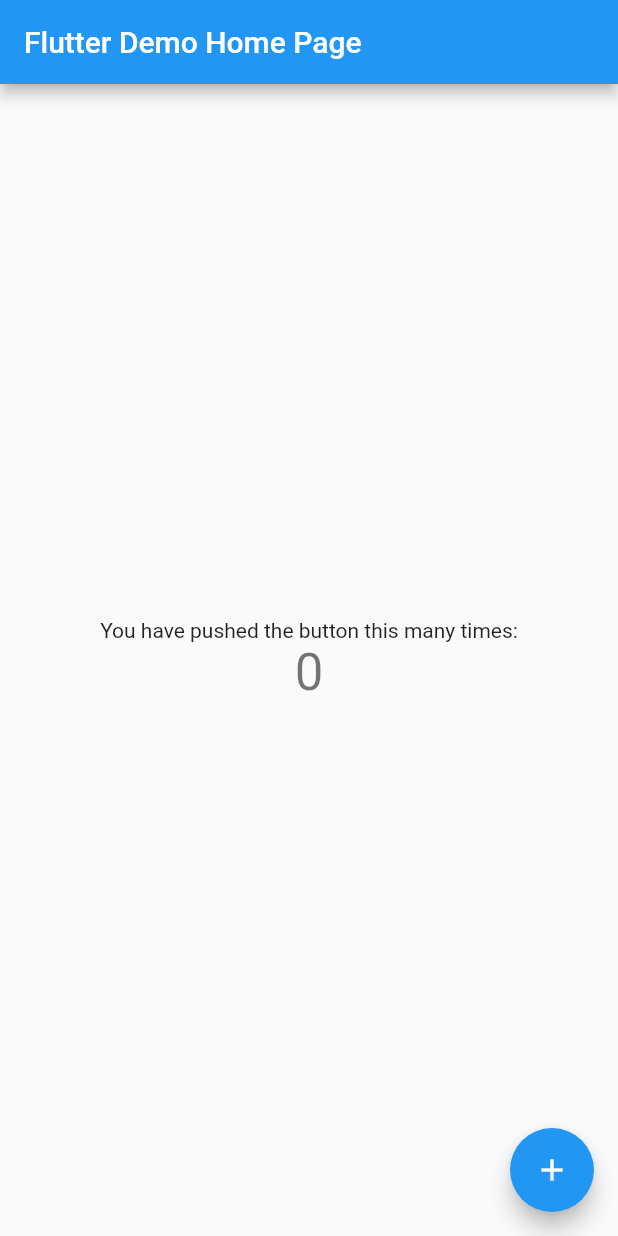
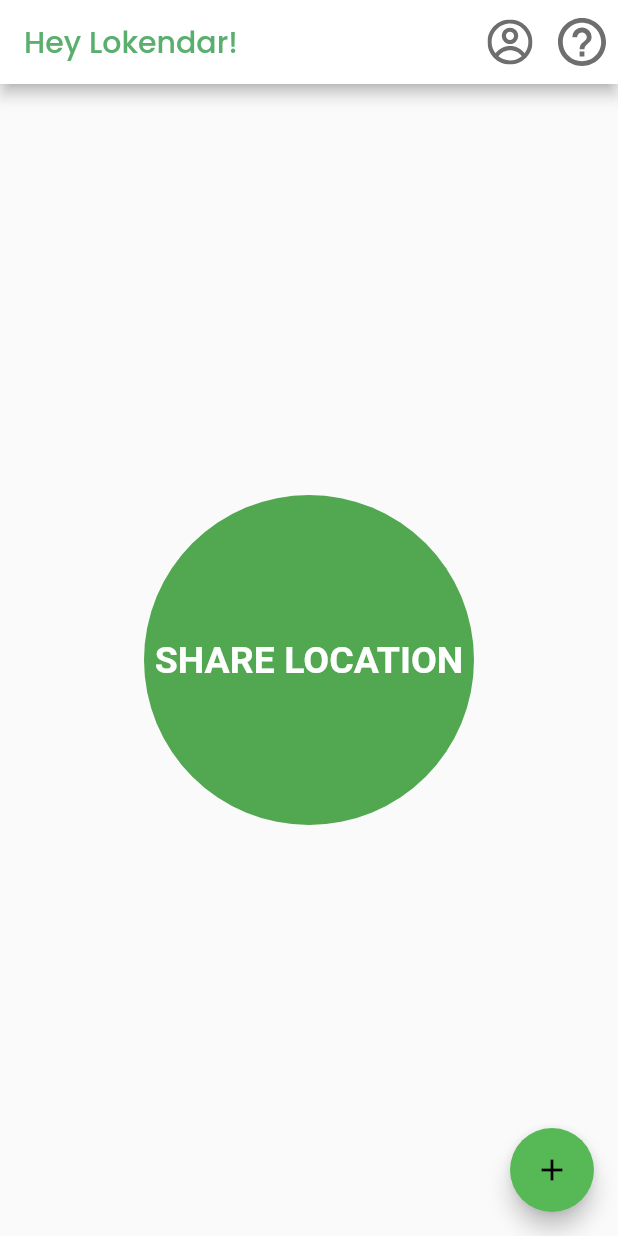
Before and after one commit to IKOL-Group/public, a Flutter app: the screen it shows after launch, on a phone screen of 412 x 824 dp. Run offline on Flutter 3.47's test engine with Material 2 defaults, Android fonts, the phone set to English and light mode, and no system bars; our stand-ins replace flutter_svg, google_fonts.

Commit message:
add homepage initial UI

```diff
--- /dev/null
+++ b/lib/api.dart
@@ -0,0 +1,18 @@
+import 'dart:convert';
+
+import 'package:http/http.dart' as http;
+
+const String BaseURL = 'http://192.168.0.101:3000';
+
+class APIMethods {
+  static Future<void> toggleActive(bool active) async {
+    const url = '/public_users/user/604a724263d642654fd8b333/actions/active';
+    await http.post(
+      Uri.parse("$BaseURL/$url"),
+      headers: <String, String>{
+        'Content-Type': 'application/json; charset=UTF-8',
+      },
+      body: json.encode({'active': active}),
+    );
+  }
+}
--- /dev/null
+++ b/lib/colors/colors.dart
@@ -0,0 +1,3 @@
+import 'package:flutter/material.dart';
+
+const Color kAccentColor = Color.fromARGB(255, 87, 185, 86);
--- a/lib/main.dart
+++ b/lib/main.dart
@@ -1,48 +1,29 @@
 import 'package:flutter/material.dart';
+import 'package:public_app/api.dart';
+import 'package:public_app/colors/colors.dart';
+import 'package:google_fonts/google_fonts.dart';
+import 'package:flutter_svg/flutter_svg.dart';
 
 void main() {
   runApp(MyApp());
 }
 
 class MyApp extends StatelessWidget {
-  // This widget is the root of your application.
   @override
   Widget build(BuildContext context) {
     return MaterialApp(
-      title: 'Flutter Demo',
+      title: 'IKOLE',
       theme: ThemeData(
-        // This is the theme of your application.
-        //
-        // Try running your application with "flutter run". You'll see the
-        // application has a blue toolbar. Then, without quitting the app, try
-        // changing the primarySwatch below to Colors.green and then invoke
-        // "hot reload" (press "r" in the console where you ran "flutter run",
-        // or simply save your changes to "hot reload" in a Flutter IDE).
-        // Notice that the counter didn't reset back to zero; the application
-        // is not restarted.
-        primarySwatch: Colors.blue,
-        // This makes the visual density adapt to the platform that you run
-        // the app on. For desktop platforms, the controls will be smaller and
-        // closer together (more dense) than on mobile platforms.
-        visualDensity: VisualDensity.adaptivePlatformDensity,
+        accentColor: kAccentColor,
+        appBarTheme: AppBarTheme(backgroundColor: Colors.white),
       ),
-      home: MyHomePage(title: 'Flutter Demo Home Page'),
+      home: MyHomePage(title: 'IKOL?'),
     );
   }
 }
 
 class MyHomePage extends StatefulWidget {
   MyHomePage({Key key, this.title}) : super(key: key);
-
-  // This widget is the home page of your application. It is stateful, meaning
-  // that it has a State object (defined below) that contains fields that affect
-  // how it looks.
-
-  // This class is the configuration for the state. It holds the values (in this
-  // case the title) provided by the parent (in this case the App widget) and
-  // used by the build method of the State. Fields in a Widget subclass are
-  // always marked "final".
-
   final String title;
 
   @override
@@ -50,68 +31,85 @@ class MyHomePage extends StatefulWidget {
 }
 
 class _MyHomePageState extends State<MyHomePage> {
-  int _counter = 0;
+  var _started = false;
 
-  void _incrementCounter() {
+  Future<void> toggleActive() async {
+    await APIMethods.toggleActive(!_started);
     setState(() {
-      // This call to setState tells the Flutter framework that something has
-      // changed in this State, which causes it to rerun the build method below
-      // so that the display can reflect the updated values. If we changed
-      // _counter without calling setState(), then the build method would not be
-      // called again, and so nothing would appear to happen.
-      _counter++;
+      _started = !_started;
     });
   }
 
   @override
   Widget build(BuildContext context) {
-    // This method is rerun every time setState is called, for instance as done
-    // by the _incrementCounter method above.
-    //
-    // The Flutter framework has been optimized to make rerunning build methods
-    // fast, so that you can just rebuild anything that needs updating rather
-    // than having to individually change instances of widgets.
+    var textStyle = TextStyle(
+      color: Color.fromARGB(255, 91, 175, 110),
+    );
+
     return Scaffold(
       appBar: AppBar(
-        // Here we take the value from the MyHomePage object that was created by
-        // the App.build method, and use it to set our appbar title.
-        title: Text(widget.title),
+        title: Text(
+          'Hey Lokendar!',
+          style: GoogleFonts.poppins(textStyle: textStyle),
+        ),
+        actions: [
+          IconButton(
+            icon: SvgPicture.asset(
+              "assets/usericon.svg",
+              semanticsLabel: 'User Page',
+            ),
+            onPressed: () {},
+          ),
+          IconButton(
+            icon: SvgPicture.asset(
+              "assets/help.svg",
+              semanticsLabel: 'Help Page',
+            ),
+            onPressed: () {},
+          ),
+        ],
       ),
       body: Center(
-        // Center is a layout widget. It takes a single child and positions it
-        // in the middle of the parent.
         child: Column(
-          // Column is also a layout widget. It takes a list of children and
-          // arranges them vertically. By default, it sizes itself to fit its
-          // children horizontally, and tries to be as tall as its parent.
-          //
-          // Invoke "debug painting" (press "p" in the console, choose the
-          // "Toggle Debug Paint" action from the Flutter Inspector in Android
-          // Studio, or the "Toggle Debug Paint" command in Visual Studio Code)
-          // to see the wireframe for each widget.
-          //
-          // Column has various properties to control how it sizes itself and
-          // how it positions its children. Here we use mainAxisAlignment to
-          // center the children vertically; the main axis here is the vertical
-          // axis because Columns are vertical (the cross axis would be
-          // horizontal).
           mainAxisAlignment: MainAxisAlignment.center,
           children: <Widget>[
-            Text(
-              'You have pushed the button this many times:',
-            ),
-            Text(
-              '$_counter',
-              style: Theme.of(context).textTheme.headline4,
-            ),
+            ClipOval(
+              child: Material(
+                color: _started
+                    ? Color.fromARGB(255, 244, 47, 35)
+                    : Color.fromARGB(255, 82, 167, 81),
+                child: InkWell(
+                  onTap: () {
+                    toggleActive();
+                  },
+                  splashColor: _started
+                      ? Color.fromARGB(255, 136, 48, 42)
+                      : kAccentColor,
+                  child: SizedBox(
+                    width: 220,
+                    height: 220,
+                    child: Center(
+                      child: Text(
+                        _started ? "STOP SHARING" : "SHARE LOCATION",
+                        style: TextStyle(
+                          color: Colors.white,
+                          fontSize: 25,
+                          fontWeight: FontWeight.bold,
+                        ),
+                      ),
+                    ),
+                  ),
+                ),
+              ),
+            )
           ],
         ),
       ),
       floatingActionButton: FloatingActionButton(
-        onPressed: _incrementCounter,
-        tooltip: 'Increment',
         child: Icon(Icons.add),
-      ), // This trailing comma makes auto-formatting nicer for build methods.
+        onPressed: () {},
+        tooltip: "Add",
+      ),
     );
   }
 }
```
Also changed, not shown: pubspec.yaml (+7 -56 lines), assets/gmaps.svg (added), assets/help.svg (added), assets/usericon.svg (added), pubspec.lock, 1 other file.
